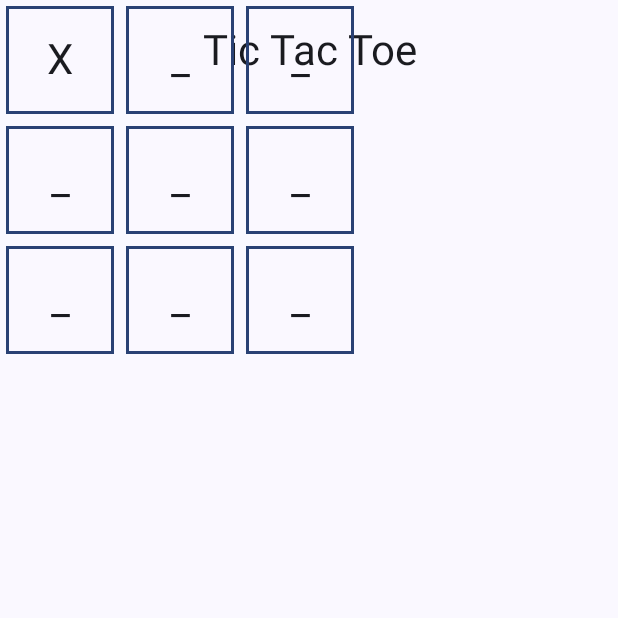
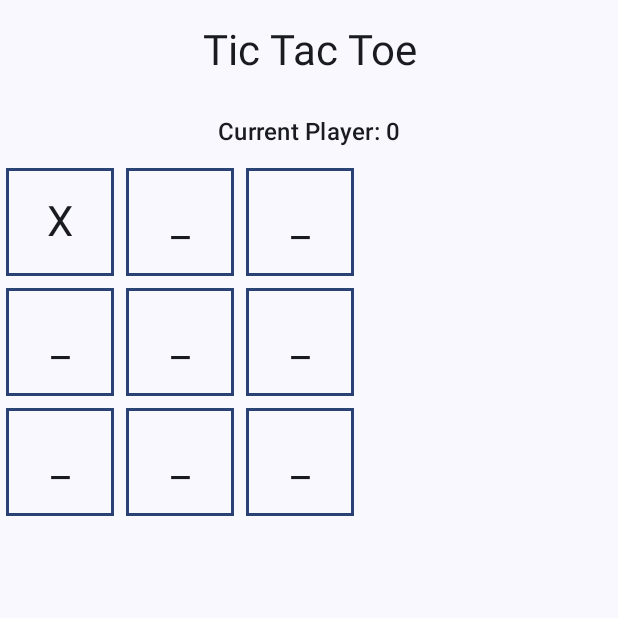
Before and after one commit to LavrovDmytro/LabWork-4-LessonTicTacToe, an Android app built with Jetpack Compose: the screen it shows after launch (MainActivity), after a tap on an icon or button, on a phone screen of 412 x 824 dp, the top half of it. Run offline under Robolectric (Android 15) with nearby library versions, the phone set to English and light mode, and no system bars; 1 other tap on this screen came first.

Commit message:
Added option to select grid size and dynamic field generation

```diff
--- a/app/src/main/java/com/example/lessontictactoe/MainScreen.kt
+++ b/app/src/main/java/com/example/lessontictactoe/MainScreen.kt
@@ -8,6 +8,7 @@ import androidx.compose.foundation.layout.Row
 import androidx.compose.foundation.layout.fillMaxWidth
 import androidx.compose.foundation.layout.padding
 import androidx.compose.foundation.layout.size
+import androidx.compose.material3.Button
 import androidx.compose.material3.MaterialTheme
 import androidx.compose.material3.Text
 import androidx.compose.runtime.Composable
@@ -15,7 +16,6 @@ import androidx.compose.runtime.mutableStateListOf
 import androidx.compose.runtime.remember
 import androidx.compose.ui.Alignment
 import androidx.compose.ui.Modifier
-import androidx.compose.ui.layout.LayoutModifier
 import androidx.compose.ui.text.style.TextAlign
 import androidx.compose.ui.tooling.preview.Preview
 import androidx.compose.ui.unit.dp
@@ -23,63 +23,187 @@ import com.example.lessontictactoe.ui.theme.LessonTicTacToeTheme
 import androidx.compose.runtime.*
 
 @Composable
-fun MainScreen(modifier: Modifier= Modifier)
-{
-    Column(modifier=modifier) {
+fun MainScreen(modifier: Modifier = Modifier) {
+    var selectedSize by remember { mutableStateOf(3) }
+    var gameStarted by remember { mutableStateOf(false) }
+
+    Column(modifier = modifier) {
         Text(
-            text="Tic Tac Toe",
+            text = "Tic Tac Toe",
             style = MaterialTheme.typography.headlineMedium,
-            modifier= Modifier
+            modifier = Modifier
                 .fillMaxWidth()
                 .padding(16.dp),
-            textAlign= TextAlign.Center
+            textAlign = TextAlign.Center
         )
+
+        if (!gameStarted) {
+            Text(
+                text = "Select Board Size",
+                style = MaterialTheme.typography.titleMedium,
+                modifier = Modifier
+                    .fillMaxWidth()
+                    .padding(8.dp),
+                textAlign = TextAlign.Center
+            )
+
+            Row(
+                modifier = Modifier
+                    .fillMaxWidth()
+                    .padding(8.dp),
+                verticalAlignment = Alignment.CenterVertically
+            ) {
+                for (size in 3..5) {
+                    Button(
+                        onClick = {
+                            selectedSize = size
+                            gameStarted = true
+                        },
+                        modifier = Modifier
+                            .weight(1f)
+                            .padding(4.dp)
+                    ) {
+                        Text("${size}x$size")
+                    }
+                }
+            }
+        } else {
+            GameBoard(dim = selectedSize)
+        }
     }
-    GameBoard()
 }
 
 @Composable
-fun GameBoard()
-{
-    val dim=3
-    val field= remember { mutableStateListOf(*Array(dim*dim) {"_"}) }
+fun GameBoard(dim: Int) {
+    val field = remember { mutableStateListOf(*Array(dim * dim) { "_" }) }
     var currentPlayer by remember { mutableStateOf("X") }
+    var gameState by remember { mutableStateOf("") }
+
     Column {
-        for (row in 0 until dim)
-        {
+        // Display current player
+        Text(
+            text = "Current Player: $currentPlayer",
+            style = MaterialTheme.typography.titleMedium,
+            modifier = Modifier
+                .fillMaxWidth()
+                .padding(8.dp),
+            textAlign = TextAlign.Center
+        )
+
+        // Display game state if game is over
+        if (gameState.isNotEmpty()) {
+            Text(
+                text = gameState,
+                style = MaterialTheme.typography.titleLarge,
+                modifier = Modifier
+                    .fillMaxWidth()
+                    .padding(8.dp),
+                textAlign = TextAlign.Center
+            )
+        }
+
+        // Game board
+        for (row in 0 until dim) {
             Row {
                 for (col in 0 until dim) {
-                    val index = row*dim+col
+                    val index = row * dim + col
                     Box(
-                        modifier= Modifier.size(80.dp)
+                        modifier = Modifier.size(80.dp)
                             .padding(4.dp)
-                            .border(2.dp,
-                                MaterialTheme.colorScheme.primary)
-                            .clickable{
-                                if(field[index]=="_"){
-                                    field[index]=currentPlayer
-                                    currentPlayer=if(currentPlayer=="X") "0" else "X"
+                            .border(2.dp, MaterialTheme.colorScheme.primary)
+                            .clickable {
+                                if (field[index] == "_" && gameState.isEmpty()) {
+                                    field[index] = currentPlayer
+
+                                    // Check for win
+                                    if (checkWin(field, dim, currentPlayer)) {
+                                        gameState = "$currentPlayer wins!"
+                                    } else if (!field.contains("_")) {
+                                        gameState = "It's a draw!"
+                                    } else {
+                                        currentPlayer = if (currentPlayer == "X") "0" else "X"
+                                    }
                                 }
-                            }
-                        ,
+                            },
                         contentAlignment = Alignment.Center
-                    )
-                    {
+                    ) {
                         Text(
-                            text=field[index],
+                            text = field[index],
                             style = MaterialTheme.typography.headlineMedium
                         )
                     }
                 }
             }
         }
+
+        // Restart button
+        if (gameState.isNotEmpty()) {
+            Button(
+                onClick = {
+                    field.clear()
+                    field.addAll(Array(dim * dim) { "_" })
+                    currentPlayer = "X"
+                    gameState = ""
+                },
+                modifier = Modifier
+                    .fillMaxWidth()
+                    .padding(16.dp)
+            ) {
+                Text("Play Again")
+            }
+        }
     }
+}
+
+private fun checkWin(field: List<String>, dim: Int, player: String): Boolean {
+    // Check rows
+    for (row in 0 until dim) {
+        var win = true
+        for (col in 0 until dim) {
+            if (field[row * dim + col] != player) {
+                win = false
+                break
+            }
+        }
+        if (win) return true
+    }
+
+    // Check columns
+    for (col in 0 until dim) {
+        var win = true
+        for (row in 0 until dim) {
+            if (field[row * dim + col] != player) {
+                win = false
+                break
+            }
+        }
+        if (win) return true
+    }
+
+    // Check main diagonal
+    var win = true
+    for (i in 0 until dim) {
+        if (field[i * dim + i] != player) {
+            win = false
+            break
+        }
+    }
+    if (win) return true
+
+    // Check anti-diagonal
+    win = true
+    for (i in 0 until dim) {
+        if (field[i * dim + (dim - 1 - i)] != player) {
+            win = false
+            break
+        }
+    }
+    return win
 }
 
 @Preview(showBackground = true)
 @Composable
-fun MainScreenPreview()
-{
+fun MainScreenPreview() {
     LessonTicTacToeTheme {
         MainScreen()
     }
```
Also changed, not shown: app/src/main/java/com/example/lessontictactoe/ConsolTicTacToe.kt (+88 -62 lines).
